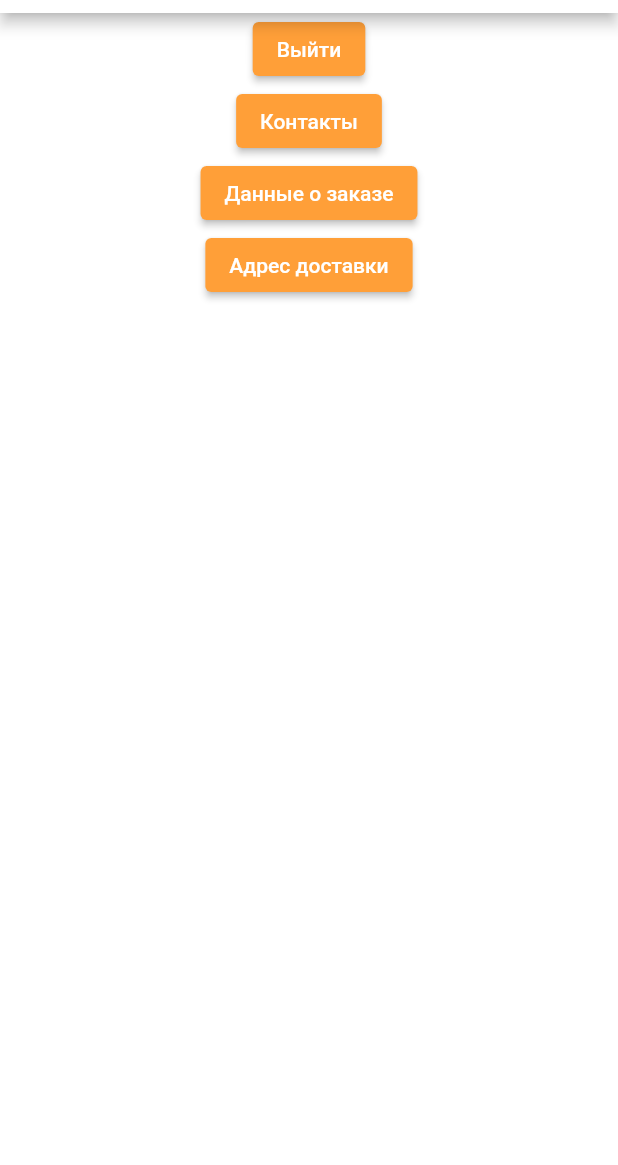
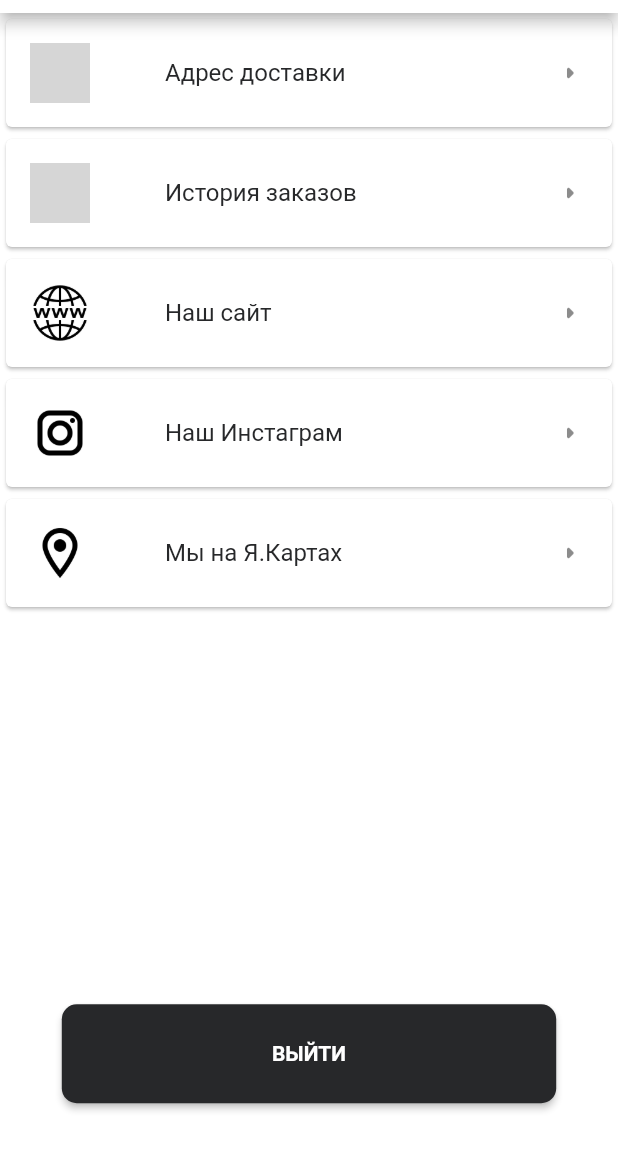
Before and after one commit to Jardynero/pizza_dym, a Flutter app: the ProfileScreen screen opened by its route, on a phone screen of 412 x 824 dp, the part 71-1236 px from its top. Run offline on Flutter 3.47's test engine with Material 2 defaults, Android fonts, the phone set to English and light mode, and no system bars; our stand-ins replace cloud_firestore, firebase_analytics, firebase_auth, firebase_core, firebase_messaging, flutter_typeahead; missing offline and left inert: app_tracking_transparency, dadata_suggestions, flutter_cart; accounts and stored records are empty; grey boxes are pictures that could not be loaded.

Commit message:
initial commit

```diff
--- a/lib/screens/profile/main_screen.dart
+++ b/lib/screens/profile/main_screen.dart
@@ -7,50 +7,150 @@ import 'package:pizza_dym/global_widgets/appBar.dart';
 import 'package:pizza_dym/models/cart_model.dart';
 import 'package:pizza_dym/screens/profile/user%20adress/user-adress_screen.dart';
 import 'package:provider/provider.dart';
+import 'package:url_launcher/url_launcher.dart';
 
-class ProfileScreen extends StatelessWidget {
+class ProfileScreen extends StatefulWidget {
   const ProfileScreen({Key? key}) : super(key: key);
 
+  @override
+  State<ProfileScreen> createState() => _ProfileScreenState();
+}
+
+class _ProfileScreenState extends State<ProfileScreen> {
   final String _title = 'Профиль';
+  late final _auth =
+      Provider.of<FirebaseAuthInstance>(context, listen: false).auth;
 
   @override
   Widget build(BuildContext context) {
-    final _auth =
-        Provider.of<FirebaseAuthInstance>(context, listen: false).auth;
     return Scaffold(
       appBar: MainAppBar(_title),
-      body: Center(
-        child: Column(
-          children: [
-            ElevatedButton(
-              onPressed: () => _auth.signOut(),
-              child: Text("Выйти"),
-            ),
-            ElevatedButton(
-              onPressed: () => Navigator.pushNamed(context, '/contacts'),
-              child: Text("Контакты"),
-            ),
-            ElevatedButton(
-              onPressed: () =>
-                  Navigator.pushNamed(context, '/delivery-methode'),
-              child: Text("Данные о заказе"),
-            ),
-            ElevatedButton(
-              onPressed: () {
-                getUserAdress(context);
-                Navigator.push(
-                  context,
-                  MaterialPageRoute(
-                    builder: (BuildContext context) =>
-                        ProfileUserAdressScreen(),
+      body: Column(
+        mainAxisAlignment: MainAxisAlignment.spaceBetween,
+        children: [
+          _main(),
+          btn(),
+        ],
+      ),
+    );
+  }
+
+  Widget _main() {
+    return SizedBox(
+      height: MediaQuery.of(context).size.height / 100 * 70,
+      child: ListView(
+        children: [
+          menuItem(
+            'Адрес доставки',
+            'assets/icons/icons8-доставка-пиццы-100.png',
+            '/profile/adress',
+          ),
+          menuItem(
+            'История заказов',
+            'assets/icons/icons8-заказ-на-покупку-100.png',
+            '/order-history',
+          ),
+          menuItemUrl('Наш сайт', 'assets/icons/icons8-домен-100.png',
+              'https://pizzadym.ru'),
+          menuItemUrl('Наш Инстаграм', 'assets/icons/icons8-instagram-384.png',
+              'https://instagram.com/pizzadym'),
+          menuItemUrl('Мы на Я.Картах', 'assets/icons/icons8-маркер-96.png',
+              'https://yandex.ru/maps/-/CCUujWtlsA'),
+
+        ],
+      ),
+    );
+  }
+
+  Widget menuItem(title, String iconPath, dynamic route) {
+    return GestureDetector(
+      onTap: () {
+        if (route == '/profile/adress') {
+          getUserAdress(context);
+        }
+        Navigator.pushNamed(context, route);
+      },
+      child: Container(
+        height: 80,
+        child: Card(
+          child: Column(
+            mainAxisAlignment: MainAxisAlignment.center,
+            children: [
+              ListTile(
+                title: Text(
+                  title,
+                  style: TextStyle(
+                    color: Color(0xff27282A),
+                    fontSize: 16,
                   ),
-                );
-              },
-              child: Text("Адрес доставки"),
-            ),
-          ],
+                ),
+                horizontalTitleGap: 50,
+                leading: Image.asset(iconPath, width: 40, height: 40),
+                trailing: Icon(Icons.arrow_right_rounded),
+              ),
+            ],
+          ),
         ),
       ),
     );
   }
+
+  Widget menuItemUrl(title, String iconPath, String route) {
+    return GestureDetector(
+      onTap: () => launchUrl(route),
+      child: Container(
+        height: 80,
+        child: Card(
+          child: Column(
+            mainAxisAlignment: MainAxisAlignment.center,
+            children: [
+              ListTile(
+                title: Text(
+                  title,
+                  style: TextStyle(
+                    color: Color(0xff27282A),
+                    fontSize: 16,
+                  ),
+                ),
+                horizontalTitleGap: 50,
+                leading: Image.asset(iconPath, width: 40, height: 40),
+                trailing: Icon(Icons.arrow_right_rounded),
+              ),
+            ],
+          ),
+        ),
+      ),
+    );
+  }
+
+  Widget btn() {
+    return Container(
+      margin:
+          EdgeInsets.only(bottom: MediaQuery.of(context).size.height / 100 * 5),
+      child: ElevatedButton(
+        child: Text(
+          'ВЫЙТИ',
+          style: TextStyle(
+            fontSize: 14,
+            fontWeight: FontWeight.w600,
+          ),
+        ),
+        onPressed: () => _auth.signOut(),
+        style: ElevatedButton.styleFrom(
+          primary: Color(0xff27282A),
+          fixedSize: Size(
+            MediaQuery.of(context).size.width / 100 * 80,
+            MediaQuery.of(context).size.height / 100 * 8,
+          ),
+          shape: RoundedRectangleBorder(
+            borderRadius: BorderRadius.circular(10),
+          ),
+        ),
+      ),
+    );
+  }
+
+  void launchUrl(String url) async {
+    await launch(url);
+  }
 }
--- /dev/null
+++ b/lib/screens/profile/order-history_screen.dart
@@ -0,0 +1,13 @@
+import 'package:flutter/material.dart';
+import 'package:pizza_dym/global_widgets/appBar.dart';
+
+class OrderHistoryScreen extends StatelessWidget {
+  const OrderHistoryScreen({Key? key}) : super(key: key);
+
+  @override
+  Widget build(BuildContext context) {
+    return Scaffold(
+      appBar: MainAppBar('История заказов'),
+    );
+  }
+}
```
